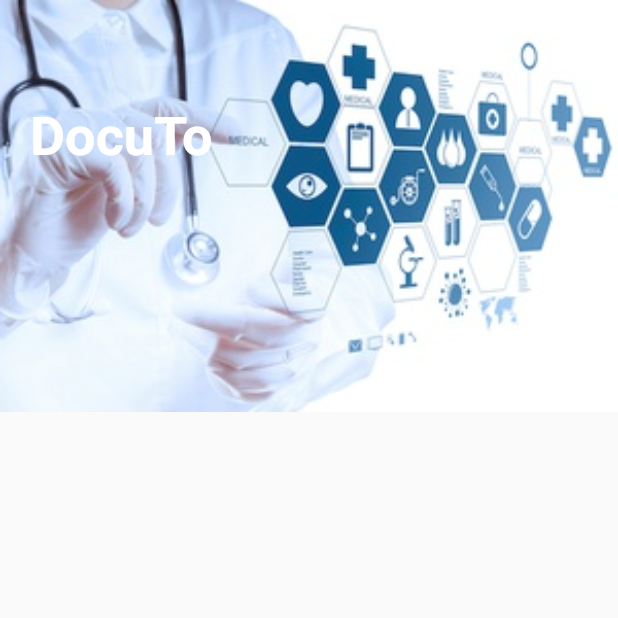
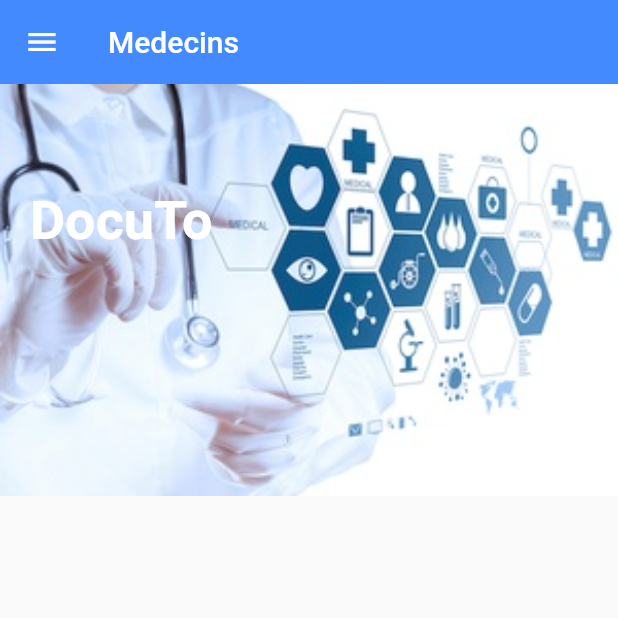
Before and after one commit to rzjosia/docuto, a Flutter app: the Home screen opened directly, on a phone screen of 412 x 824 dp, the top half of it. Run offline on Flutter 3.47's test engine with Material 2 defaults, Android fonts, the phone set to English and light mode, and no system bars; our stand-ins replace cloud_firestore, firebase_auth, firebase_core, flutter_signin_button, fluttertoast, google_sign_in and 1 more; accounts and stored records are empty.

```diff
--- a/lib/main.dart
+++ b/lib/main.dart
@@ -1,5 +1,7 @@
+import 'package:firebase_auth/firebase_auth.dart';
+import 'package:firebase_core/firebase_core.dart';
 import 'package:flutter/material.dart';
-import 'package:firebase_core/firebase_core.dart';
+import 'package:ninja_trips/screens/home.dart';
 import 'package:ninja_trips/screens/login_form.dart';
 
 Future<void> main() async {
@@ -8,12 +10,22 @@ Future<void> main() async {
   runApp(MainApp());
 }
 
-class MainApp extends StatelessWidget {
+class MainApp extends StatefulWidget {
+  @override
+  _MainAppState createState() => _MainAppState();
+}
+
+class _MainAppState extends State<MainApp> {
+  @override
+  void initState() {
+    super.initState();
+  }
+
   @override
   Widget build(BuildContext context) {
     return MaterialApp(
       title: 'DocuTo',
-      home: LoginForm(),
+      home: FirebaseAuth.instance.currentUser == null ? LoginForm() : Home(),
     );
   }
 }
--- a/lib/screens/details.dart
+++ b/lib/screens/details.dart
@@ -1,4 +1,5 @@
 import 'package:flutter/material.dart';
+import 'package:ninja_trips/shared/menu.dart';
 import 'package:syncfusion_flutter_calendar/calendar.dart';
 import 'package:ninja_trips/models/Doctor.dart';
 
@@ -11,10 +12,11 @@ class Details extends StatelessWidget {
   Widget build(BuildContext context) {
     return Scaffold(
         appBar: AppBar(
-          backgroundColor: Colors.transparent,
+          title: Text('Dr. ${doctor.title()}'),
+          backgroundColor: Colors.blueAccent,
           elevation: 0,
         ),
-        extendBodyBehindAppBar: true,
+        drawer: Menu.getMenu(context),
         body: SingleChildScrollView(
           child: Column(
             crossAxisAlignment: CrossAxisAlignment.stretch,
--- a/lib/screens/home.dart
+++ b/lib/screens/home.dart
@@ -1,5 +1,6 @@
 import 'package:flutter/material.dart';
 import 'package:ninja_trips/shared/doctorList.dart';
+import 'package:ninja_trips/shared/menu.dart';
 import 'package:ninja_trips/shared/screenTitle.dart';
 
 class Home extends StatefulWidget {
@@ -11,6 +12,12 @@ class _HomeState extends State<Home> {
   @override
   Widget build(BuildContext context) {
     return Scaffold(
+      appBar: AppBar(
+        title: Text('Medecins'),
+        backgroundColor: Colors.blueAccent,
+        elevation: 0,
+      ),
+      drawer: Menu.getMenu(context),
       body: Container(
         padding: EdgeInsets.all(20),
         decoration: BoxDecoration(
--- a/lib/shared/doctorList.dart
+++ b/lib/shared/doctorList.dart
@@ -11,7 +11,6 @@ class DoctorList extends StatefulWidget {
 }
 
 class _DoctorListState extends State<DoctorList> {
-  List<Widget> _doctorTiles = [];
   final GlobalKey _listKey = GlobalKey();
 
   @override
--- /dev/null
+++ b/lib/shared/menu.dart
@@ -0,0 +1,44 @@
+import 'package:firebase_auth/firebase_auth.dart';
+import 'package:flutter/material.dart';
+import 'package:ninja_trips/screens/home.dart';
+import 'package:ninja_trips/screens/login_form.dart';
+
+class Menu {
+  static Drawer getMenu(BuildContext context) => Drawer(
+        child: ListView(
+          children: [
+            DrawerHeader(
+              child: Text(
+'''
+DoCuto
+
+${FirebaseAuth.instance.currentUser?.displayName?.toUpperCase()}
+${FirebaseAuth.instance.currentUser.email}
+''',
+                style: TextStyle(color: Colors.white),
+              ),
+              decoration: BoxDecoration(
+                color: Colors.blueAccent,
+              ),
+            ),
+            ListTile(
+              title: Text('Medecins'),
+              onTap: () {
+                Navigator.push(context, MaterialPageRoute(builder: (context) => Home()));
+              },
+            ),
+            ListTile(
+              title: Text('Mes rendez-vous'),
+              onTap: () {},
+            ),
+            ListTile(
+              title: Text('Deconnexion'),
+              onTap: () async {
+                await FirebaseAuth.instance.signOut();
+                Navigator.push(context, MaterialPageRoute(builder: (context) => LoginForm()));
+              },
+            )
+          ],
+        ),
+      );
+}
--- a/pubspec.yaml
+++ b/pubspec.yaml
@@ -26,6 +26,10 @@ dependencies:
   syncfusion_flutter_calendar: ^18.4.46
   firebase_core: "0.7.0"
   cloud_firestore: ^0.16.0+1
+  firebase_auth: "^0.20.1"
+  fluttertoast: ^7.1.8
+  google_sign_in: "^4.5.1"
+  flutter_signin_button: ^1.1.0
   provider: ^4.3.3
 
 
```
Also changed, not shown: lib/screens/login_form.dart (+82 -8 lines), pubspec.lock.
